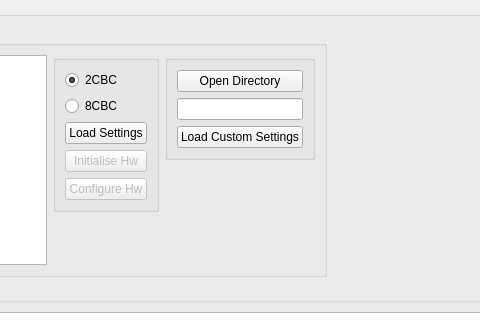
Qt form GUI/View/setuptab.ui (tristandupree/Ph2_ACF) before a commit; both pictures show x 244 to 724 and y 0 to 320 of the 934 by 557 pixel window.
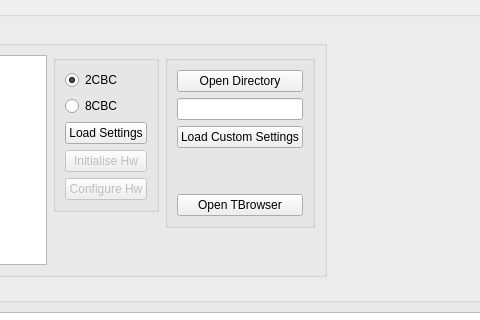
The same form after that commit.

The edit to the form file:
```diff
--- a/GUI/View/setuptab.ui
+++ b/GUI/View/setuptab.ui
@@ -142,6 +142,26 @@
                   </property>
                  </widget>
                 </item>
+                <item>
+                 <spacer name="verticalSpacer">
+                  <property name="orientation">
+                   <enum>Qt::Vertical</enum>
+                  </property>
+                  <property name="sizeHint" stdset="0">
+                   <size>
+                    <width>20</width>
+                    <height>40</height>
+                   </size>
+                  </property>
+                 </spacer>
+                </item>
+                <item alignment="Qt::AlignBottom">
+                 <widget class="QPushButton" name="btnTBrows">
+                  <property name="text">
+                   <string>Open TBrowser</string>
+                  </property>
+                 </widget>
+                </item>
                </layout>
               </widget>
              </item>
```
